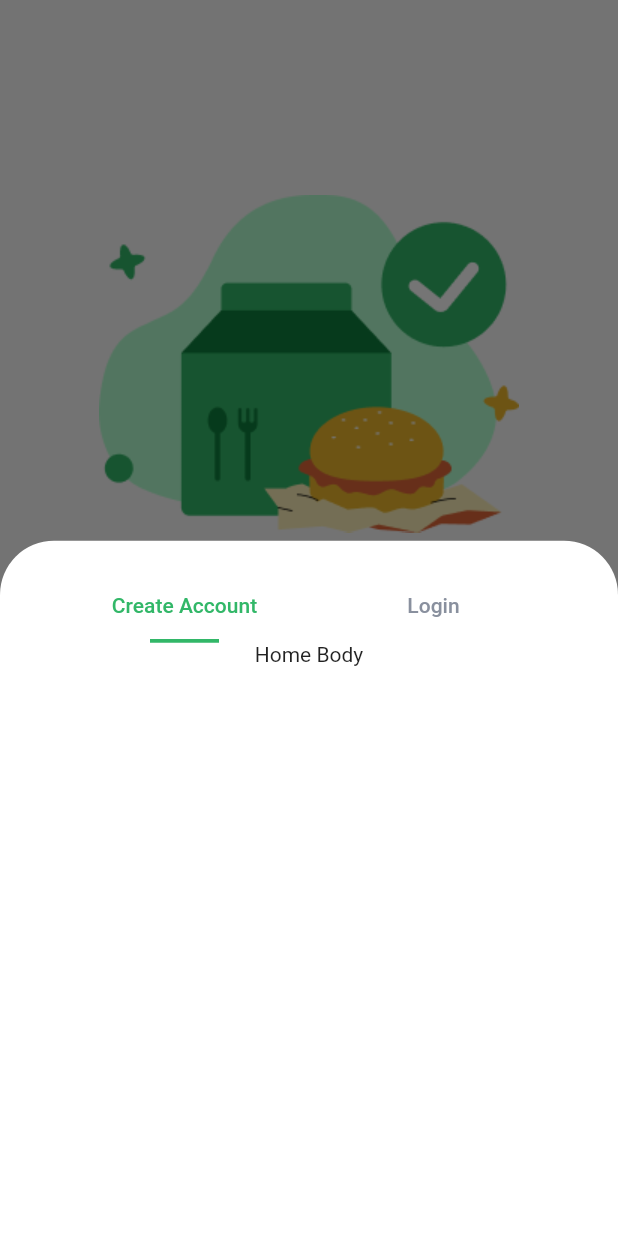
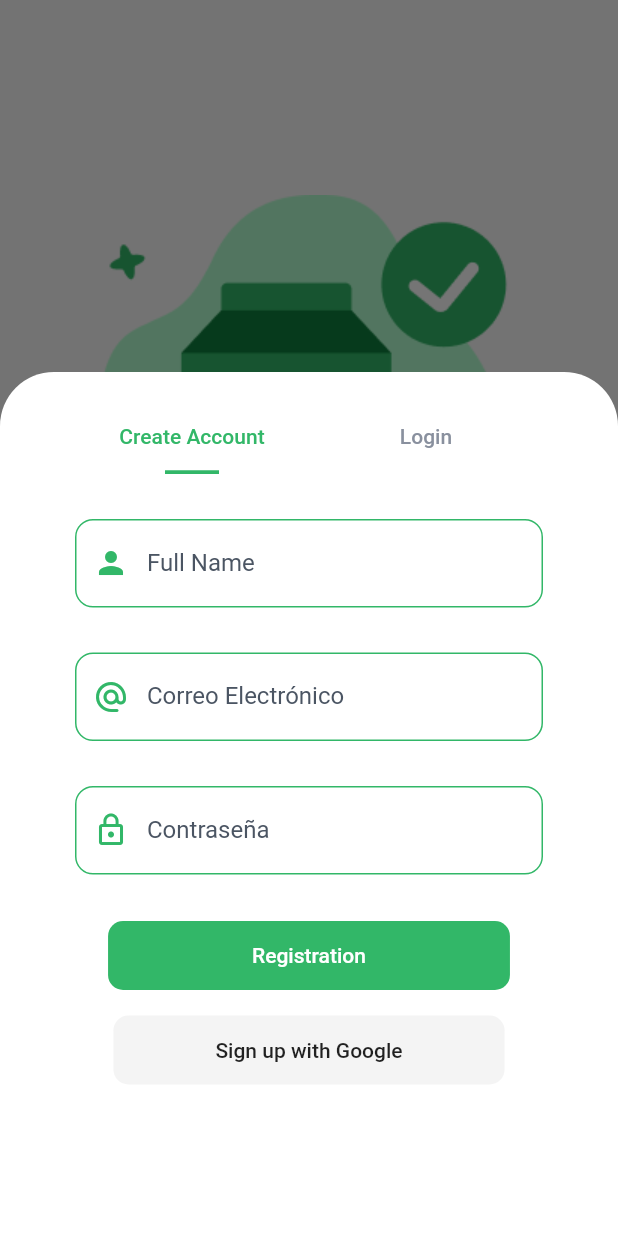
Before and after one commit to christiandionisio/pedidos-app, a Flutter app: the RegistrationPage screen opened by its route, after a tap on "Create Account", on a phone screen of 412 x 824 dp. Run offline on Flutter 3.47's test engine with Material 2 defaults, Android fonts, the phone set to English and light mode, and no system bars; our stand-ins replace introduction_screen.

Commit message:
Formulario registration y login

```diff
--- a/lib/main.dart
+++ b/lib/main.dart
@@ -1,7 +1,8 @@
 import 'package:flutter/material.dart';
 import 'package:flutter/services.dart';
+import 'package:pedidos_app/pages/home_page.dart';
 import 'package:pedidos_app/pages/registration_page.dart';
-import 'package:pedidos_app/pages/onboarding.dart';
+import 'package:pedidos_app/pages/onboarding_page.dart';
 import 'package:pedidos_app/utils/properties_util.dart';
 
 void main() => runApp(MyApp());
@@ -19,6 +20,7 @@ class MyApp extends StatelessWidget {
       routes: {
         'onboarding_screen': (_) => OnboardingPage(),
         'registration_screen': (_) => RegistrationPage(),
+        'home_screen': (_) => HomePage(),
       },
 
       // Colores y propiedades generales
--- a/lib/pages/registration_page.dart
+++ b/lib/pages/registration_page.dart
@@ -52,10 +52,11 @@ class RegistrationPage extends StatelessWidget {
                 child: ElevatedButton(
                   onPressed: () {
                     showModalBottomSheet(
+                      isScrollControlled: true,
                       backgroundColor: Colors.transparent,
                       context: context,
                       builder: (_) {
-                        return CustomModalRegistration();
+                        return CustomModalRegistration(initialIndex: 0);
                       },
                     );
                   },
@@ -73,7 +74,16 @@ class RegistrationPage extends StatelessWidget {
                 width: double.infinity,
                 height: 49,
                 child: OutlinedButton(
-                  onPressed: () {},
+                  onPressed: () {
+                    showModalBottomSheet(
+                      isScrollControlled: true,
+                      backgroundColor: Colors.transparent,
+                      context: context,
+                      builder: (_) {
+                        return CustomModalRegistration(initialIndex: 1);
+                      },
+                    );
+                  },
                   style: PropertiesUtil.stylePrimaryButton,
                   child: const Text("Login"),
                 ),
--- /dev/null
+++ b/lib/providers/login_form_provider.dart
@@ -0,0 +1,22 @@
+import 'package:flutter/material.dart';
+
+class LoginFormProvider extends ChangeNotifier {
+  GlobalKey<FormState> formKey = new GlobalKey<FormState>();
+
+  String email = '';
+  String password = '';
+
+  bool _isLoading = false;
+
+  bool get isLoading => _isLoading;
+  set isLoading(bool value) {
+    this._isLoading = value;
+    notifyListeners();
+  }
+
+  bool isValidForm() {
+    print(formKey.currentState?.validate());
+
+    return formKey.currentState?.validate() ?? false;
+  }
+}
--- /dev/null
+++ b/lib/providers/registration_form_provider.dart
@@ -0,0 +1,23 @@
+import 'package:flutter/material.dart';
+
+class RegistrationFormProvider extends ChangeNotifier {
+  GlobalKey<FormState> formKey = new GlobalKey<FormState>();
+
+  String fullName = '';
+  String email = '';
+  String password = '';
+
+  bool _isLoading = false;
+
+  bool get isLoading => _isLoading;
+  set isLoading(bool value) {
+    this._isLoading = value;
+    notifyListeners();
+  }
+
+  bool isValidForm() {
+    print(formKey.currentState?.validate());
+
+    return formKey.currentState?.validate() ?? false;
+  }
+}
--- /dev/null
+++ b/lib/ui/input_decorations.dart
@@ -0,0 +1,46 @@
+import 'package:flutter/material.dart';
+import 'package:pedidos_app/utils/properties_util.dart';
+
+class InputDecorations {
+  static InputDecoration authInputDecoration({
+    required String hintText,
+    required String labelText,
+    IconData? prefixIcon,
+  }) {
+    return InputDecoration(
+      enabledBorder: OutlineInputBorder(
+        borderSide: BorderSide(
+          color: PropertiesUtil.primaryColor,
+        ),
+        borderRadius: BorderRadius.circular(12),
+      ),
+      focusedBorder: OutlineInputBorder(
+        borderSide: BorderSide(
+          color: PropertiesUtil.primaryColor,
+          width: 2,
+        ),
+        borderRadius: BorderRadius.circular(12),
+      ),
+      errorBorder: OutlineInputBorder(
+        borderSide: BorderSide(
+          color: Colors.red,
+        ),
+        borderRadius: BorderRadius.circular(12),
+      ),
+      focusedErrorBorder: OutlineInputBorder(
+        borderSide: BorderSide(
+          color: Colors.red,
+        ),
+        borderRadius: BorderRadius.circular(12),
+      ),
+      hintText: hintText,
+      labelText: labelText,
+      labelStyle: TextStyle(
+        color: PropertiesUtil.onboardingTextBodyColor,
+      ),
+      prefixIcon: prefixIcon != null
+          ? Icon(prefixIcon, color: PropertiesUtil.primaryColor)
+          : null,
+    );
+  }
+}
--- a/lib/utils/properties_util.dart
+++ b/lib/utils/properties_util.dart
@@ -3,6 +3,7 @@ import 'package:flutter/material.dart';
 class PropertiesUtil {
   static const Color primaryColor = Color(0xFF32B768);
   static const Color primaryColorOutlined = Color(0xFFD1FAE5);
+  static const Color colorGoogleButtonStyle = Color(0xFFF4F4F4);
 
   // Colores para contenido de sección onboarding y registration
   static const Color dotsColor = Color(0xFFE6E6E6);
--- a/lib/widgets/modal_registration.dart
+++ b/lib/widgets/modal_registration.dart
@@ -2,24 +2,25 @@ import 'package:flutter/material.dart';
 import 'package:pedidos_app/widgets/registration_tabbar.dart';
 
 class CustomModalRegistration extends StatelessWidget {
-  const CustomModalRegistration({
-    Key? key,
-  }) : super(key: key);
+  final initialIndex;
+
+  const CustomModalRegistration({Key? key, required this.initialIndex})
+      : super(key: key);
 
   @override
   Widget build(BuildContext context) {
     return Container(
-      height: 578,
+      height: 576,
       child: Container(
         decoration: BoxDecoration(
           color: Colors.white,
           borderRadius: BorderRadius.vertical(top: Radius.circular(36)),
         ),
         child: Padding(
-          padding: EdgeInsets.symmetric(horizontal: 40),
+          padding: EdgeInsets.symmetric(horizontal: 50),
           child: SingleChildScrollView(
             physics: NeverScrollableScrollPhysics(),
-            child: RegistrationTabController(),
+            child: RegistrationTabController(initialIndex: this.initialIndex),
           ),
         ),
       ),
--- /dev/null
+++ b/lib/widgets/registration_form.dart
@@ -0,0 +1,129 @@
+import 'package:flutter/material.dart';
+import 'package:pedidos_app/providers/registration_form_provider.dart';
+import 'package:pedidos_app/ui/input_decorations.dart';
+import 'package:pedidos_app/utils/properties_util.dart';
+import 'package:provider/provider.dart';
+
+class RegistrationForm extends StatelessWidget {
+  @override
+  Widget build(BuildContext context) {
+    final registrationForm = Provider.of<RegistrationFormProvider>(context);
+
+    return Container(
+      child: Form(
+        // TODO mantener la referencia al KEY
+        key: registrationForm.formKey,
+        autovalidateMode: AutovalidateMode.onUserInteraction,
+
+        child: Column(
+          children: [
+            TextFormField(
+              autocorrect: false,
+              keyboardType: TextInputType.emailAddress,
+              decoration: InputDecorations.authInputDecoration(
+                hintText: 'Enter your full name here',
+                labelText: 'Full Name',
+                prefixIcon: Icons.person,
+              ),
+              onChanged: (value) => registrationForm.fullName = value,
+              validator: (value) {
+                return (value != null && value.length >= 1)
+                    ? null
+                    : 'Debe completar este campo';
+              },
+            ),
+            SizedBox(height: 30),
+            TextFormField(
+              autocorrect: false,
+              keyboardType: TextInputType.emailAddress,
+              decoration: InputDecorations.authInputDecoration(
+                hintText: 'john.doe@gmail.com',
+                labelText: 'Correo Electrónico',
+                prefixIcon: Icons.alternate_email_rounded,
+              ),
+              onChanged: (value) => registrationForm.email = value,
+              validator: (value) {
+                String pattern =
+                    r'^(([^<>()[\]\\.,;:\s@\"]+(\.[^<>()[\]\\.,;:\s@\"]+)*)|(\".+\"))@((\[[0-9]{1,3}\.[0-9]{1,3}\.[0-9]{1,3}\.[0-9]{1,3}\])|(([a-zA-Z\-0-9]+\.)+[a-zA-Z]{2,}))$';
+                RegExp regExp = new RegExp(pattern);
+
+                return regExp.hasMatch(value ?? '')
+                    ? null
+                    : 'El valor ingresado no luce como un correo';
+              },
+            ),
+            SizedBox(height: 30),
+            Padding(
+              padding: EdgeInsets.only(
+                  bottom: MediaQuery.of(context).viewInsets.bottom),
+              child: TextFormField(
+                autocorrect: false,
+                obscureText: true,
+                keyboardType: TextInputType.emailAddress,
+                decoration: InputDecorations.authInputDecoration(
+                  hintText: '*****',
+                  labelText: 'Contraseña',
+                  prefixIcon: Icons.lock_outline,
+                ),
+                onChanged: (value) => registrationForm.password = value,
+                validator: (value) {
+                  return (value != null && value.length >= 6)
+                      ? null
+                      : 'La contraseña debe ser de 6 caracteres';
+                },
+              ),
+            ),
+            SizedBox(height: 30),
+            MaterialButton(
+              shape: RoundedRectangleBorder(
+                borderRadius: BorderRadius.circular(10),
+              ),
+              disabledColor: Colors.grey,
+              elevation: 0,
+              color: PropertiesUtil.primaryColor,
+              child: Container(
+                padding: EdgeInsets.symmetric(horizontal: 80, vertical: 15),
+                child: Text(
+                  registrationForm.isLoading ? 'Espere' : 'Registration',
+                  style: TextStyle(color: Colors.white),
+                ),
+              ),
+              onPressed: registrationForm.isLoading
+                  ? null
+                  : () async {
+                      // FocusScope.of(context).unfocus();
+
+                      // if (!registrationForm.isValidForm()) {
+                      //   return;
+                      // }
+
+                      // registrationForm.isLoading = true;
+
+                      // await Future.delayed(Duration(seconds: 2));
+
+                      // // TODO: validar si el login es correcto
+                      // registrationForm.isLoading = false;
+
+                      Navigator.pushReplacementNamed(context, 'home_screen');
+                    },
+            ),
+            SizedBox(height: 15),
+            MaterialButton(
+              shape: RoundedRectangleBorder(
+                borderRadius: BorderRadius.circular(10),
+              ),
+              disabledColor: Colors.grey,
+              elevation: 0,
+              color: PropertiesUtil.colorGoogleButtonStyle,
+              child: Container(
+                padding: EdgeInsets.symmetric(horizontal: 52, vertical: 15),
+                child: Text('Sign up with Google'),
+              ),
+              onPressed: () {},
+            ),
+          ],
+        ),
+      ),
+    );
+  }
+}
--- a/lib/widgets/registration_tabbar.dart
+++ b/lib/widgets/registration_tabbar.dart
@@ -1,15 +1,22 @@
 import 'package:flutter/material.dart';
+import 'package:pedidos_app/providers/login_form_provider.dart';
+import 'package:pedidos_app/providers/registration_form_provider.dart';
 import 'package:pedidos_app/utils/properties_util.dart';
+import 'package:pedidos_app/widgets/login_form.dart';
+import 'package:pedidos_app/widgets/registration_form.dart';
+import 'package:provider/provider.dart';
 
 class RegistrationTabController extends StatelessWidget {
-  const RegistrationTabController({
-    Key? key,
-  }) : super(key: key);
+  final int initialIndex;
+
+  const RegistrationTabController({Key? key, required this.initialIndex})
+      : super(key: key);
 
   @override
   Widget build(BuildContext context) {
     return DefaultTabController(
       length: 2,
+      initialIndex: this.initialIndex,
       child: Column(
         children: [
           const Divider(
@@ -40,11 +47,21 @@ class RegistrationTabController extends StatelessWidget {
             child: TabBarView(children: [
               Column(
                 children: [
-                  Text("Home Body"),
+                  SizedBox(height: 30),
+                  ChangeNotifierProvider(
+                    create: (_) => RegistrationFormProvider(),
+                    child: RegistrationForm(),
+                  ),
                 ],
               ),
-              Container(
-                child: Text("Login Body"),
+              Column(
+                children: [
+                  SizedBox(height: 30),
+                  ChangeNotifierProvider(
+                    create: (_) => LoginFormProvider(),
+                    child: LoginForm(),
+                  ),
+                ],
               ),
             ]),
           ),
```
Also changed, not shown: lib/pages/home_page.dart (added, +14 -0 lines), lib/widgets/login_form.dart (added, +109 -0 lines), pubspec.yaml (+4 -11 lines), lib/pages/onboarding_page.dart (renamed from lib/pages/onboarding.dart), pubspec.lock.
